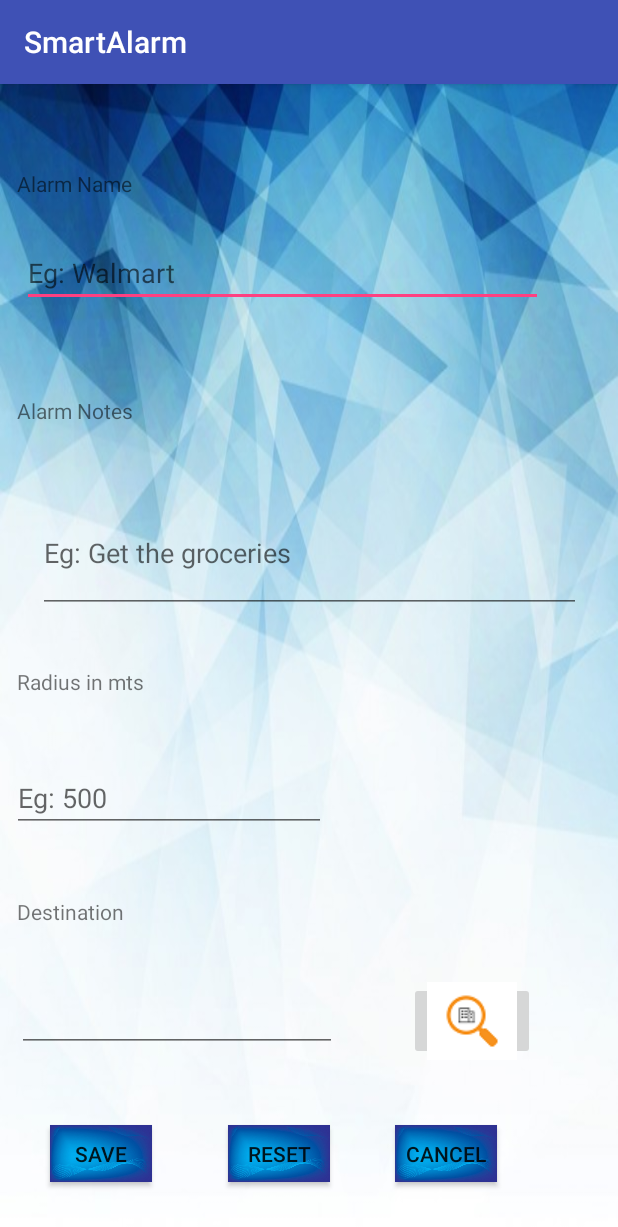
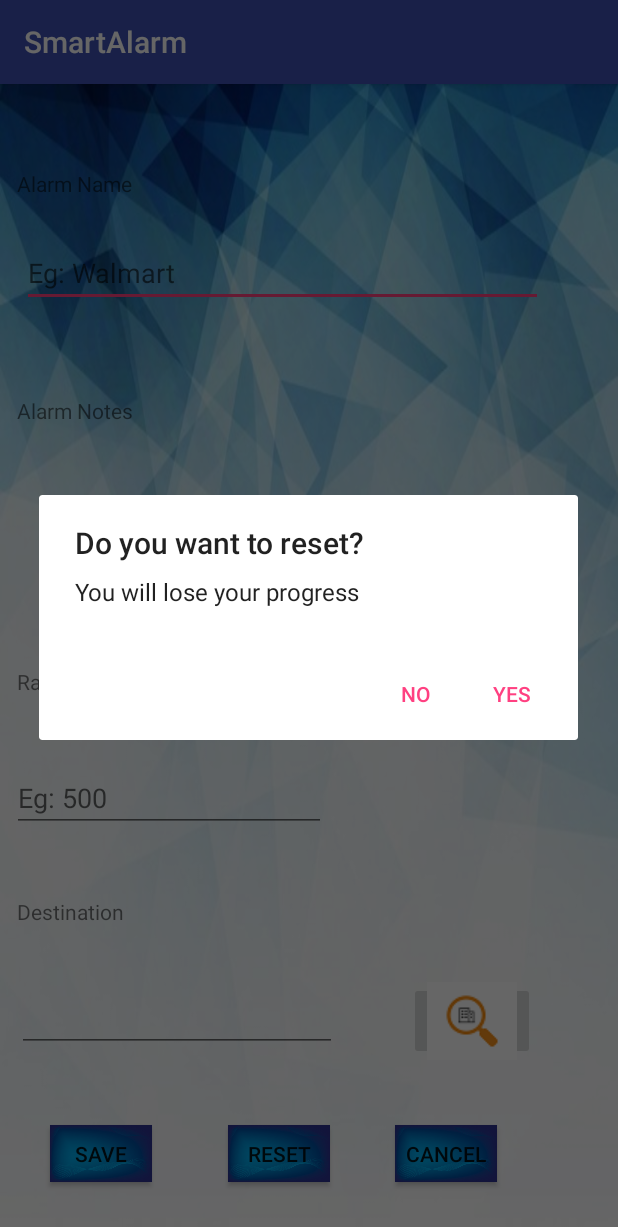
Before and after one commit to DevineniSirisha/SmartAlarm, an Android app: the LocationActivity screen opened directly, with no data from a screen before it, after a tap on "RESET", on a phone screen of 412 x 824 dp. Shown: the top 1227 px of the screen. Run offline under Robolectric (Android 15) with nearby library versions, the phone set to English and light mode, and no system bars.

Commit message:
Milestone3-Dialog boxes and background change option added

```diff
--- a/app/src/main/java/com/example/s531505/smartalarm/LocationActivity.java
+++ b/app/src/main/java/com/example/s531505/smartalarm/LocationActivity.java
@@ -12,7 +12,7 @@ import android.widget.EditText;
 import android.widget.TextView;
 import android.widget.Toast;
 
-public class LocationActivity extends AppCompatActivity {
+public class LocationActivity extends AppCompatActivity implements ResetDialog.ResetDialogInterface, ConfirmDialog.ConfirmDialogInterface {
 
     @Override
     protected void onCreate(Bundle savedInstanceState) {
@@ -47,6 +47,23 @@ public class LocationActivity extends AppCompatActivity {
         }
     }
     public void Resetbtn(View v){
+        ResetDialog resetDialog = new ResetDialog();
+        resetDialog.show(getSupportFragmentManager(), "reset location activity");
+    }
+    public void cancelbtn(View v){
+        ConfirmDialog confirmDialog = new ConfirmDialog();
+        confirmDialog.show(getSupportFragmentManager(), "cancel btn location activity");
+
+    }
+    public void Searchbtn(View v){
+        String data="https://www.google.com/maps";
+        Intent searchIntent=new Intent(Intent.ACTION_VIEW);
+        searchIntent.setData(Uri.parse(data));
+        startActivity(searchIntent);
+    }
+
+    @Override
+    public void reset() {
         EditText et1=findViewById(R.id.AlarmNameET);
         EditText et2=findViewById(R.id.AlarmDesET);
         EditText et3=findViewById(R.id.RadiusET);
@@ -56,14 +73,10 @@ public class LocationActivity extends AppCompatActivity {
         et3.setText("");
         et4.setText("");
     }
-    public void cancelbtn(View v){
+
+    @Override
+    public void cancel() {
         Intent intent=new Intent(this,StartActivity.class);
         startActivity(intent);
     }
-    public void Searchbtn(View v){
-        String data="https://www.google.com/maps";
-        Intent searchIntent=new Intent(Intent.ACTION_VIEW);
-        searchIntent.setData(Uri.parse(data));
-        startActivity(searchIntent);
-    }
 }
--- /dev/null
+++ b/app/src/main/java/com/example/s531505/smartalarm/ResetDialog.java
@@ -0,0 +1,42 @@
+package com.example.s531505.smartalarm;
+
+import android.app.AlertDialog;
+import android.app.Dialog;
+import android.content.DialogInterface;
+import android.support.annotation.Nullable;
+import android.support.v4.app.DialogFragment;
+import android.support.v7.app.AppCompatActivity;
+import android.os.Bundle;
+import android.widget.Toast;
+
+public class ResetDialog extends DialogFragment {
+
+    public interface ResetDialogInterface {
+        public void reset();
+    }
+    @Override
+    public Dialog onCreateDialog(@Nullable Bundle savedInstanceState) {
+        super.onCreateDialog(savedInstanceState);
+        AlertDialog.Builder builder = new AlertDialog.Builder(getActivity());
+        builder.setTitle("Do you want to reset?")
+                .setMessage("You will lose your progress")
+                .setPositiveButton("yes", new DialogInterface.OnClickListener() {
+                    @Override
+                    public void onClick(DialogInterface dialog, int which) {
+                        ResetDialogInterface conf = (ResetDialogInterface) getActivity();
+                        conf.reset();
+                        Toast.makeText(getActivity(), "Pressed on YES to reset",
+                                Toast.LENGTH_SHORT).show();
+
+                    }
+                })
+                .setNegativeButton("no", new DialogInterface.OnClickListener() {
+                    @Override
+                    public void onClick(DialogInterface dialog, int which) {
+                        Toast.makeText(getActivity(), "You clicked on NO button", Toast.LENGTH_SHORT).show(); }
+                });
+        return builder.create();
+
+
+    }
+}
--- a/app/src/main/res/layout/activity_location.xml
+++ b/app/src/main/res/layout/activity_location.xml
@@ -2,6 +2,7 @@
 <android.support.constraint.ConstraintLayout xmlns:android="http://schemas.android.com/apk/res/android"
     xmlns:app="http://schemas.android.com/apk/res-auto"
     xmlns:tools="http://schemas.android.com/tools"
+    android:id="@+id/bg2"
     android:layout_width="match_parent"
     android:layout_height="match_parent"
     android:background="@drawable/bg"
@@ -11,10 +12,10 @@
         android:id="@+id/AlarmName"
         android:layout_width="112dp"
         android:layout_height="27dp"
-        android:layout_marginBottom="8dp"
-        android:layout_marginEnd="8dp"
         android:layout_marginStart="8dp"
         android:layout_marginTop="8dp"
+        android:layout_marginEnd="8dp"
+        android:layout_marginBottom="8dp"
         android:text="Alarm Name"
         app:layout_constraintBottom_toBottomOf="parent"
         app:layout_constraintEnd_toEndOf="parent"
@@ -27,10 +28,10 @@
         android:id="@+id/AlarmNameET"
         android:layout_width="347dp"
         android:layout_height="wrap_content"
-        android:layout_marginBottom="8dp"
-        android:layout_marginEnd="8dp"
         android:layout_marginStart="8dp"
         android:layout_marginTop="8dp"
+        android:layout_marginEnd="8dp"
+        android:layout_marginBottom="8dp"
         android:ems="10"
         android:hint="Eg: Walmart"
         android:inputType="textPersonName"
@@ -45,10 +46,10 @@
         android:id="@+id/AlarmDes"
         android:layout_width="112dp"
         android:layout_height="27dp"
-        android:layout_marginBottom="8dp"
-        android:layout_marginEnd="8dp"
         android:layout_marginStart="8dp"
         android:layout_marginTop="8dp"
+        android:layout_marginEnd="8dp"
+        android:layout_marginBottom="8dp"
         android:text="Alarm Notes"
         app:layout_constraintBottom_toBottomOf="parent"
         app:layout_constraintEnd_toEndOf="parent"
@@ -61,10 +62,10 @@
         android:id="@+id/AlarmDesET"
         android:layout_width="362dp"
         android:layout_height="79dp"
-        android:layout_marginBottom="8dp"
-        android:layout_marginEnd="8dp"
         android:layout_marginStart="8dp"
         android:layout_marginTop="8dp"
+        android:layout_marginEnd="8dp"
+        android:layout_marginBottom="8dp"
         android:ems="10"
         android:hint="Eg: Get the groceries"
         android:inputType="textPersonName"
@@ -78,10 +79,10 @@
         android:id="@+id/Radius"
         android:layout_width="112dp"
         android:layout_height="27dp"
-        android:layout_marginBottom="8dp"
-        android:layout_marginEnd="8dp"
         android:layout_marginStart="8dp"
         android:layout_marginTop="8dp"
+        android:layout_marginEnd="8dp"
+        android:layout_marginBottom="8dp"
         android:text="Radius in mts"
         app:layout_constraintBottom_toBottomOf="parent"
         app:layout_constraintEnd_toEndOf="parent"
@@ -94,10 +95,10 @@
         android:id="@+id/RadiusET"
         android:layout_width="209dp"
         android:layout_height="wrap_content"
-        android:layout_marginBottom="8dp"
-        android:layout_marginEnd="8dp"
         android:layout_marginStart="8dp"
         android:layout_marginTop="8dp"
+        android:layout_marginEnd="8dp"
+        android:layout_marginBottom="8dp"
         android:ems="10"
         android:hint="Eg: 500"
         android:inputType="number"
@@ -112,10 +113,10 @@
         android:id="@+id/Destination"
         android:layout_width="112dp"
         android:layout_height="27dp"
-        android:layout_marginBottom="8dp"
-        android:layout_marginEnd="8dp"
         android:layout_marginStart="8dp"
         android:layout_marginTop="8dp"
+        android:layout_marginEnd="8dp"
+        android:layout_marginBottom="8dp"
         android:text="Destination"
         app:layout_constraintBottom_toBottomOf="parent"
         app:layout_constraintEnd_toEndOf="parent"
@@ -128,10 +129,10 @@
         android:id="@+id/DestET"
         android:layout_width="wrap_content"
         android:layout_height="wrap_content"
-        android:layout_marginBottom="8dp"
-        android:layout_marginEnd="8dp"
         android:layout_marginStart="8dp"
         android:layout_marginTop="8dp"
+        android:layout_marginEnd="8dp"
+        android:layout_marginBottom="8dp"
         android:ems="10"
         android:inputType="textPostalAddress"
         app:layout_constraintBottom_toBottomOf="parent"
@@ -145,10 +146,10 @@
         android:id="@+id/SearchMap"
         android:layout_width="wrap_content"
         android:layout_height="52dp"
-        android:layout_marginBottom="8dp"
-        android:layout_marginEnd="8dp"
         android:layout_marginStart="8dp"
         android:layout_marginTop="8dp"
+        android:layout_marginEnd="8dp"
+        android:layout_marginBottom="8dp"
         android:onClick="onClick"
         app:layout_constraintBottom_toBottomOf="parent"
         app:layout_constraintEnd_toEndOf="parent"
@@ -162,10 +163,10 @@
         android:id="@+id/Savebtn"
         android:layout_width="68dp"
         android:layout_height="38dp"
-        android:layout_marginBottom="8dp"
-        android:layout_marginEnd="8dp"
         android:layout_marginStart="8dp"
         android:layout_marginTop="8dp"
+        android:layout_marginEnd="8dp"
+        android:layout_marginBottom="8dp"
         android:background="@drawable/btns"
         android:onClick="Savebtn"
         android:text="Save"
@@ -180,10 +181,10 @@
         android:id="@+id/Resetbtn"
         android:layout_width="68dp"
         android:layout_height="38dp"
-        android:layout_marginBottom="8dp"
-        android:layout_marginEnd="8dp"
         android:layout_marginStart="8dp"
         android:layout_marginTop="8dp"
+        android:layout_marginEnd="8dp"
+        android:layout_marginBottom="8dp"
         android:background="@drawable/btns"
         android:onClick="Resetbtn"
         android:text="Reset"
@@ -198,10 +199,10 @@
         android:id="@+id/Cancelbtn"
         android:layout_width="68dp"
         android:layout_height="38dp"
-        android:layout_marginBottom="8dp"
-        android:layout_marginEnd="8dp"
         android:layout_marginStart="8dp"
         android:layout_marginTop="8dp"
+        android:layout_marginEnd="8dp"
+        android:layout_marginBottom="8dp"
         android:background="@drawable/btns"
         android:onClick="cancelbtn"
         android:text="Cancel"
--- a/app/src/main/res/values/colors.xml
+++ b/app/src/main/res/values/colors.xml
@@ -1,6 +1,6 @@
 <?xml version="1.0" encoding="utf-8"?>
 <resources>
-    <color name="colorPrimary">#3F51B5</color>
+    <color name="colorPrimary">#3f51b5</color>
     <color name="colorPrimaryDark">#303F9F</color>
     <color name="colorAccent">#FF4081</color>
 </resources>
--- a/app/src/main/res/values/strings.xml
+++ b/app/src/main/res/values/strings.xml
@@ -1,4 +1,7 @@
 <resources>
     <string name="app_name">SmartAlarm</string>
     <string name="action_settings">action_settings</string>
+
+    <!-- TODO: Remove or change this placeholder text -->
+    <string name="hello_blank_fragment">Hello blank fragment</string>
 </resources>
--- a/build.gradle
+++ b/build.gradle
@@ -7,7 +7,7 @@ buildscript {
         jcenter()
     }
     dependencies {
-        classpath 'com.android.tools.build:gradle:3.1.4'
+        classpath 'com.android.tools.build:gradle:3.2.0'
 
 
         // NOTE: Do not place your application dependencies here; they belong
```
Also changed, not shown: app/src/main/AndroidManifest.xml (+7 -2 lines), app/src/main/java/com/example/s531505/smartalarm/BackGrDialog.java (added, +38 -0 lines), app/src/main/java/com/example/s531505/smartalarm/ConfirmDialog.java (added, +42 -0 lines), app/src/main/java/com/example/s531505/smartalarm/StartActivity.java (+30 -1 lines), app/src/main/java/com/example/s531505/smartalarm/WakeupActivity.java (+15 -3 lines), app/src/main/res/layout/activity_alert.xml (+7 -6 lines), app/src/main/res/layout/activity_start.xml (+18 -1 lines), app/src/main/res/layout/activity_wakeup.xml (+21 -20 lines), app/src/main/res/drawable/bg1.jpg (added), app/src/main/res/drawable/bg2.jpg (added), app/src/main/res/drawable/bg3.jpg (added), app/src/main/res/drawable/bg4.jpg (added), app/src/main/res/drawable/bgr.jpg (added), gradle/wrapper/gradle-wrapper.properties.
